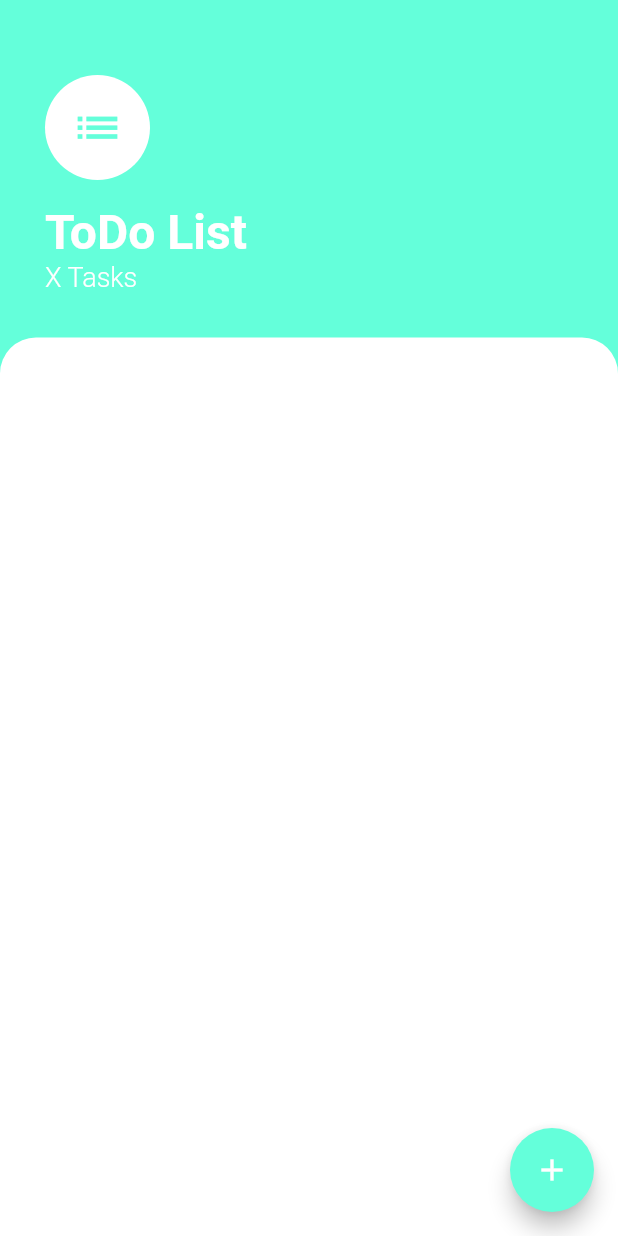
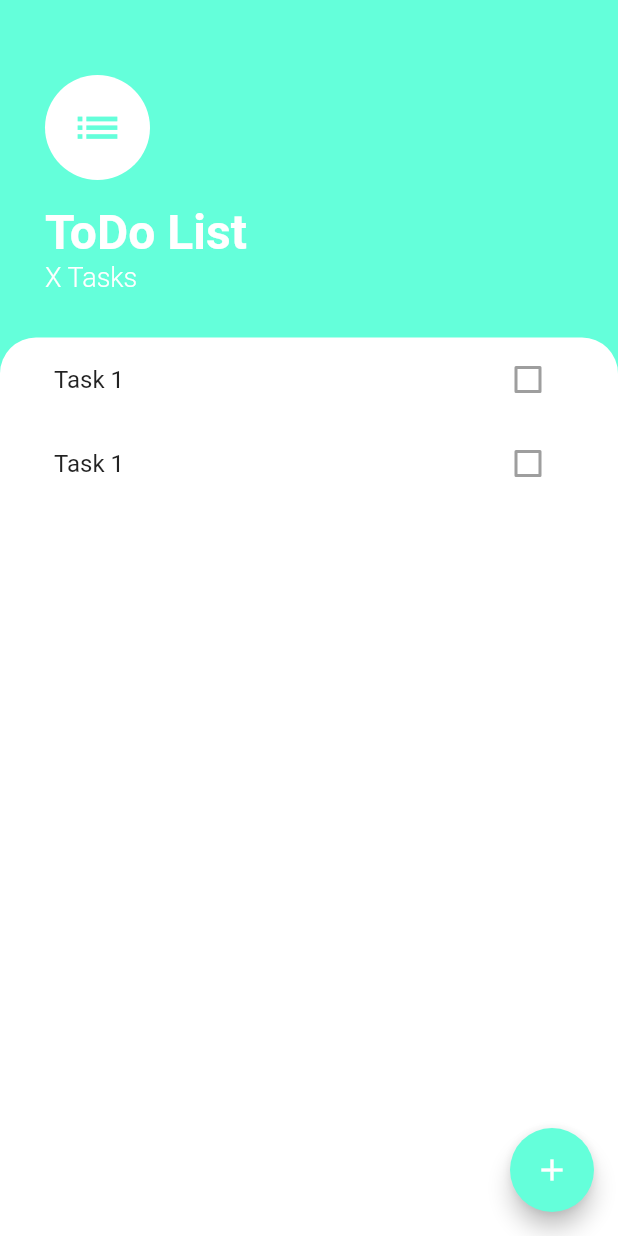
Before and after one commit to AniruddhaKulk/Flutter_ToDo_App, a Flutter app: the screen it shows after launch, on a phone screen of 412 x 824 dp. Run offline on Flutter 3.47's test engine with Material 2 defaults, Android fonts, the phone set to English and light mode, and no system bars.

Commit message:
Create a ListView with dummy items.

```diff
--- a/lib/views/task_screen.dart
+++ b/lib/views/task_screen.dart
@@ -1,4 +1,5 @@
 import 'package:flutter/material.dart';
+import 'package:todo_app/widgets/tasks_list.dart';
 
 class TasksScreen extends StatelessWidget {
   @override
@@ -8,16 +9,14 @@ class TasksScreen extends StatelessWidget {
       floatingActionButton: FloatingActionButton(
         backgroundColor: Colors.tealAccent,
         child: Icon(Icons.add),
-        onPressed: (){
-
-        },
+        onPressed: () {},
       ),
       body: Column(
         crossAxisAlignment: CrossAxisAlignment.start,
         children: [
           Container(
-            padding:
-                EdgeInsets.only(left: 30.0, top: 50.0, right: 30.0, bottom: 30.0),
+            padding: EdgeInsets.only(
+                left: 30.0, top: 50.0, right: 30.0, bottom: 30.0),
             child: Column(
               crossAxisAlignment: CrossAxisAlignment.start,
               children: [
@@ -53,13 +52,14 @@ class TasksScreen extends StatelessWidget {
           ),
           Expanded(
             child: Container(
+              padding: EdgeInsets.symmetric(horizontal: 20.0),
               decoration: BoxDecoration(
                   color: Colors.white,
                   borderRadius: BorderRadius.only(
                     topLeft: Radius.circular(24.0),
                     topRight: Radius.circular(24.0),
-                  )
-              ),
+                  )),
+              child: TasksList(),
             ),
           ),
         ],
--- /dev/null
+++ b/lib/widgets/task_tile.dart
@@ -0,0 +1,14 @@
+import 'package:flutter/material.dart';
+
+class TaskTile extends StatelessWidget {
+
+  @override
+  Widget build(BuildContext context) {
+    return ListTile(
+      title: Text('Task 1'),
+      trailing: Checkbox(
+        value: false,
+      ),
+    );
+  }
+}
--- /dev/null
+++ b/lib/widgets/tasks_list.dart
@@ -0,0 +1,15 @@
+import 'package:flutter/material.dart';
+import 'package:todo_app/widgets/task_tile.dart';
+
+class TasksList extends StatelessWidget {
+
+  @override
+  Widget build(BuildContext context) {
+    return ListView(
+      children: [
+        TaskTile(),
+        TaskTile()
+      ],
+    );
+  }
+}
```
